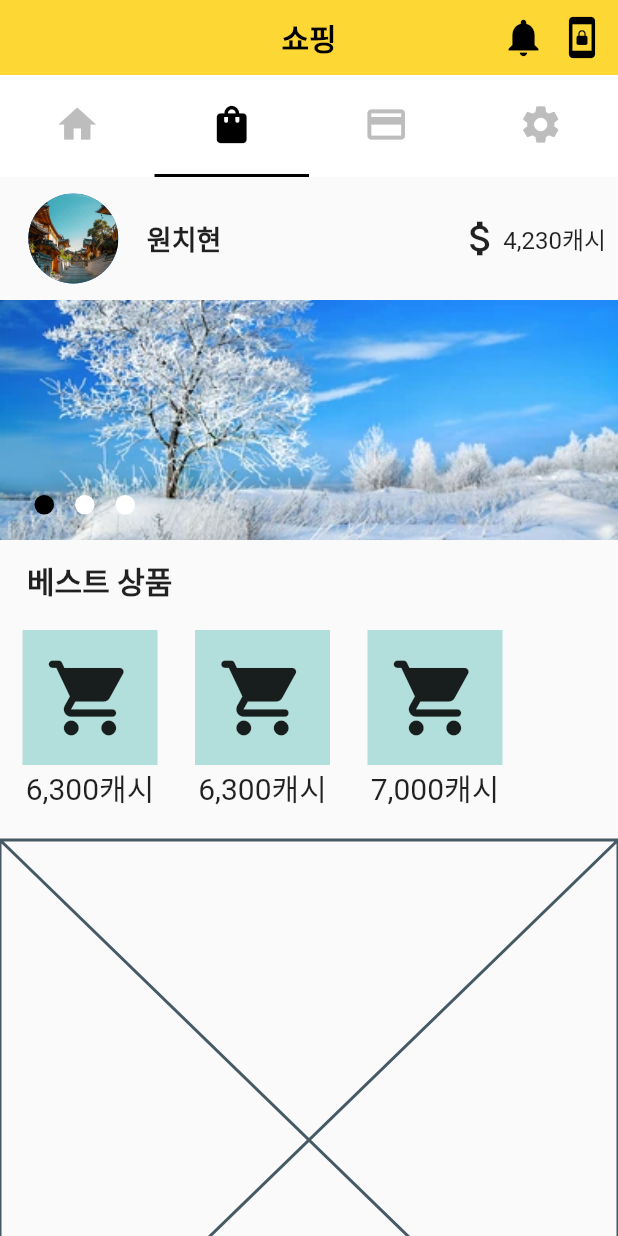
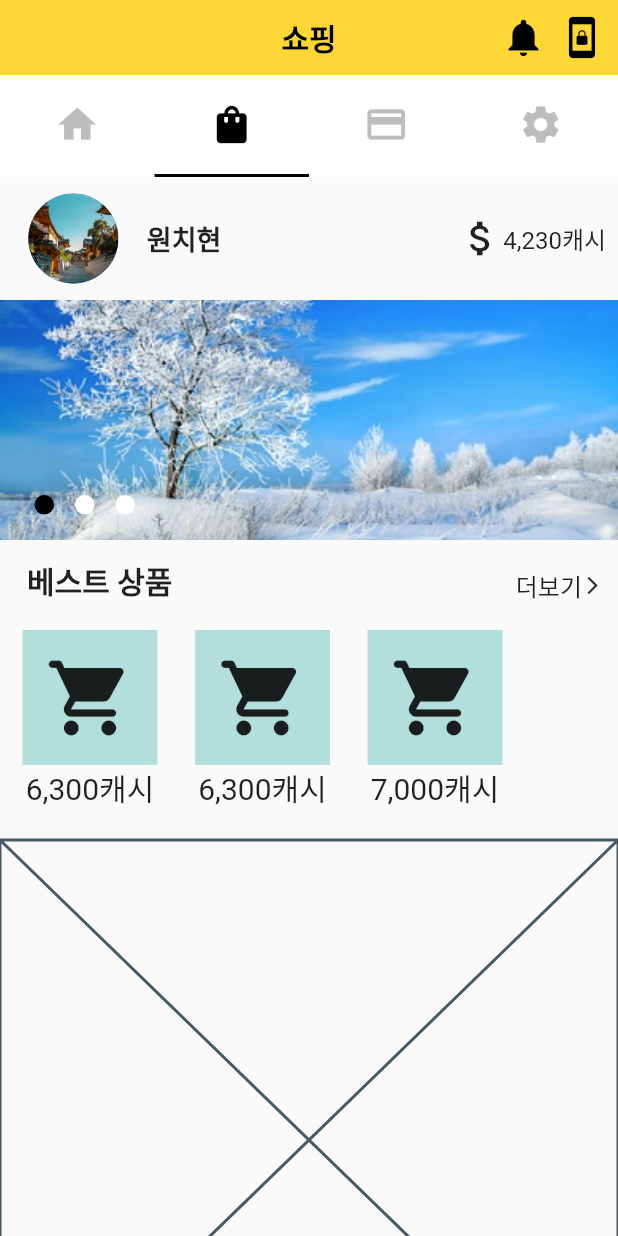
Before and after one commit to chihyeonwon/pedometer, a Flutter app: the screen it shows after launch, tab 2 chosen, on a phone screen of 412 x 824 dp. Run offline on Flutter 3.47's test engine with Material 2 defaults, Android fonts, the phone set to English and light mode, and no system bars; drawn by our look-alikes of carousel_slider.

Commit message:
ShoppingScreen Middle 더보기 InkWell 추가

```diff
--- a/lib/Screen/shopping_screen.dart
+++ b/lib/Screen/shopping_screen.dart
@@ -149,6 +149,22 @@ class _MiddleState extends State<Middle> {
                       style:
                           TextStyle(fontSize: 20.0, fontWeight: FontWeight.w600)),
                 ),
+                Positioned(
+                  right:10.0,
+                  top:5.0,
+                  child: InkWell(
+                    onTap:() {}, // 더보기 페이지로 이동
+                    child: Container(
+                      height:50.0,
+                      child: Row(
+                        children: [
+                          Text('더보기', style:TextStyle(fontSize:16.0,)),
+                          Icon(Icons.arrow_forward_ios, size:14.0,)
+                        ],
+                      ),
+                    ),
+                  ),
+                ),
                 Stack(
                   children: [
                     Positioned(
```
